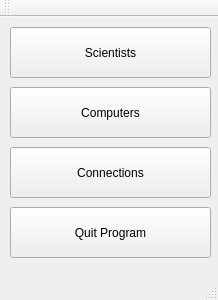
Before: the Qt Designer form Verk1_2/mainscreen.ui in steinarb08/Verkefni1_2, drawn with Qt 5.
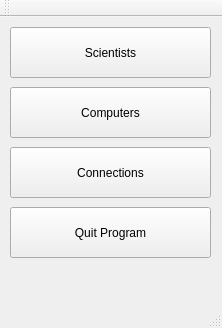
After: the same form once the commit is applied.

Patch:
```diff
--- a/Verk1_2/mainscreen.ui
+++ b/Verk1_2/mainscreen.ui
@@ -6,10 +6,16 @@
    <rect>
     <x>0</x>
     <y>0</y>
-    <width>218</width>
-    <height>300</height>
+    <width>222</width>
+    <height>328</height>
    </rect>
   </property>
+  <property name="sizePolicy">
+   <sizepolicy hsizetype="Preferred" vsizetype="Preferred">
+    <horstretch>0</horstretch>
+    <verstretch>0</verstretch>
+   </sizepolicy>
+  </property>
   <property name="windowTitle">
    <string>MainScreen</string>
   </property>
```
Left out of the diff: 2 changed lines with no effect on the pictures.
